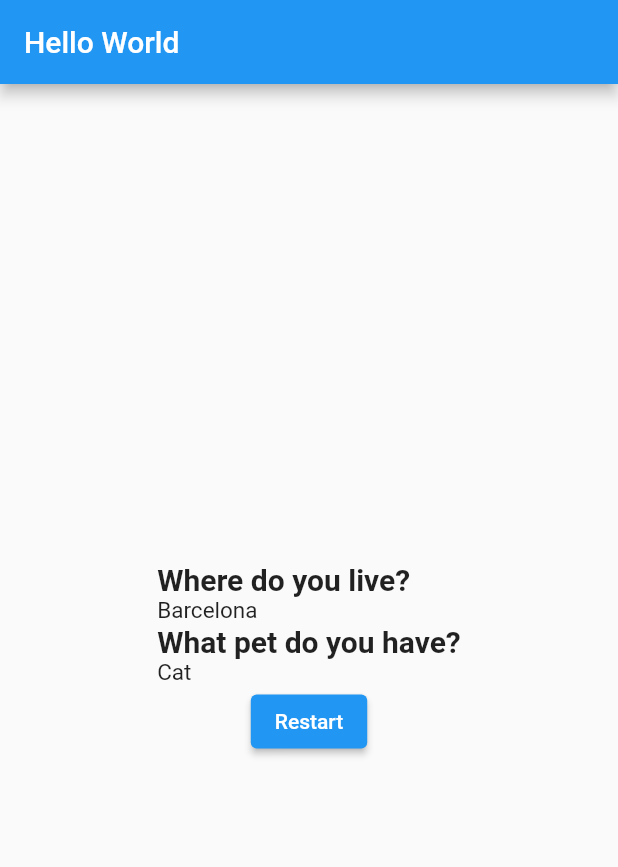
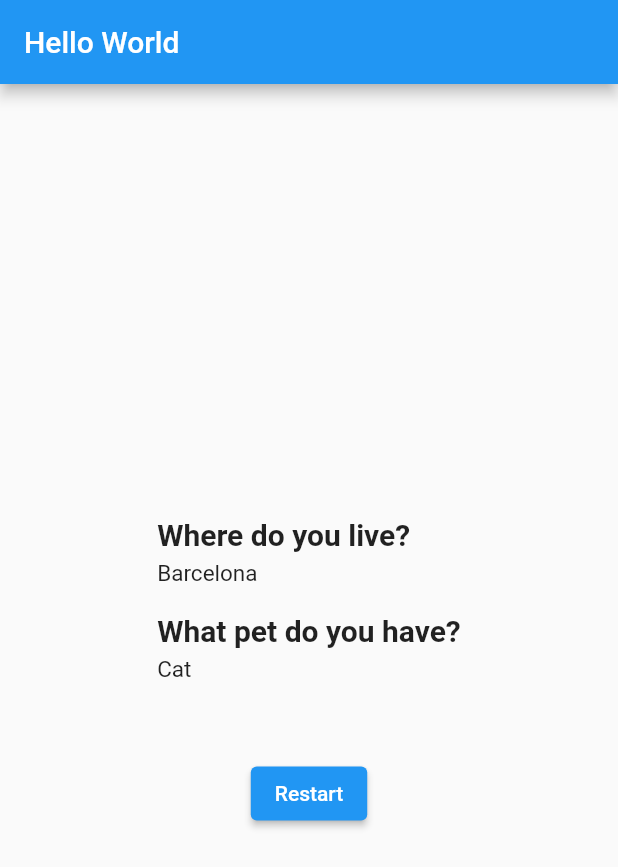
Before and after one commit to pauIbanez/ShoppingList, a Flutter app: the screen it shows after launch, after a tap on "Barcelona", after a tap on "Cat", on a phone screen of 412 x 824 dp. Shown: the top 867 px of the screen. Run offline on Flutter 3.47's test engine with Material 2 defaults, Android fonts, the phone set to English and light mode, and no system bars.

Commit message:
added some better styles to the End screen

```diff
--- a/lib/widgets/QuizEnd/QuizEnd.dart
+++ b/lib/widgets/QuizEnd/QuizEnd.dart
@@ -17,6 +17,7 @@ class QuizEnd extends StatelessWidget {
         mainAxisAlignment: MainAxisAlignment.center,
         children: [
           QuizSummary(quizAnswers: quizAnswers),
+          SizedBox(height: 50),
           ElevatedButton(onPressed: resetQuiz, child: Text("Restart"))
         ],
       ),
--- a/lib/widgets/QuizSummary/QuizSummary.dart
+++ b/lib/widgets/QuizSummary/QuizSummary.dart
@@ -7,8 +7,6 @@ class QuizSummary extends StatelessWidget {
   List<String> quizAnswers = [];
 
   QuizSummary({required this. quizAnswers});
-
-
 
   @override
   Widget build(BuildContext context) {
--- a/lib/widgets/SummaryQuestion/SummaryQuestion.dart
+++ b/lib/widgets/SummaryQuestion/SummaryQuestion.dart
@@ -13,8 +13,15 @@ class QuizSummaryQuestion extends StatelessWidget {
     return Column(
       crossAxisAlignment: CrossAxisAlignment.start,
       children: [
-        Text(questionText, style: TextStyle(fontSize: 20, fontWeight: FontWeight.bold)),
-        Text(questionAnswer, style: TextStyle(fontSize: 15)),
+        Container(
+          padding: const EdgeInsets.only(left: 16, right: 16, top: 18, bottom: 5),
+          child: Text(questionText, style: TextStyle(fontSize: 20, fontWeight: FontWeight.bold)),
+        ),
+           Container(
+          padding: const EdgeInsets.only(left: 16, right: 16),
+          child: Text(questionAnswer, style: TextStyle(fontSize: 15)),
+        ),
+
       ],
     );
   }
```
